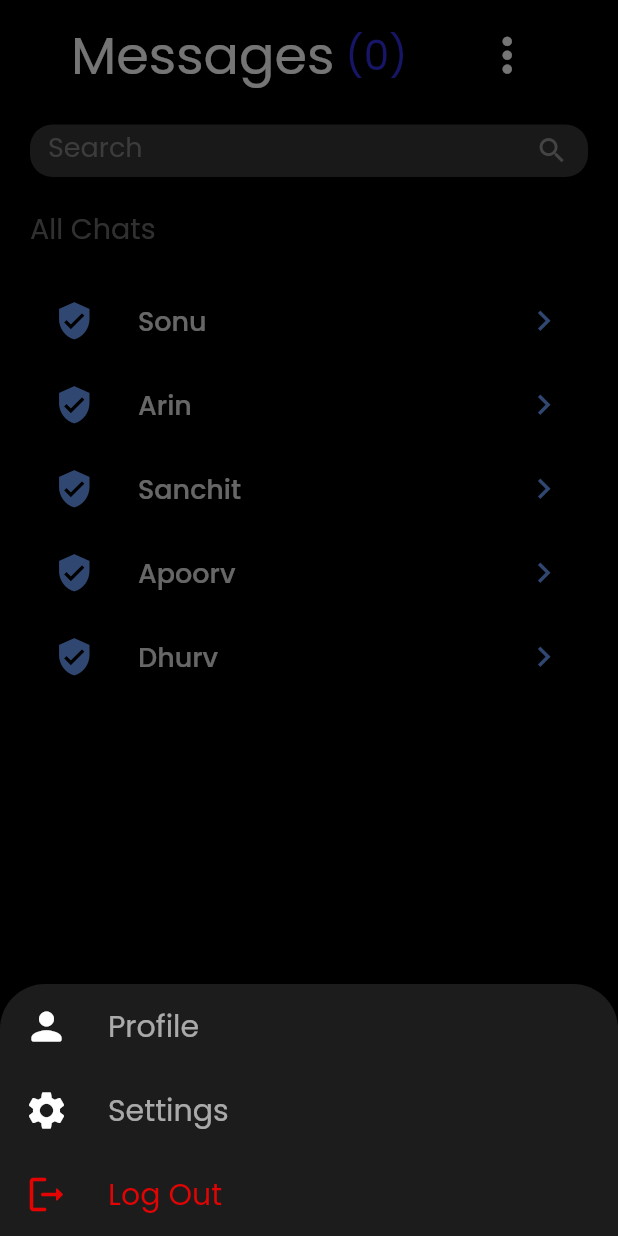
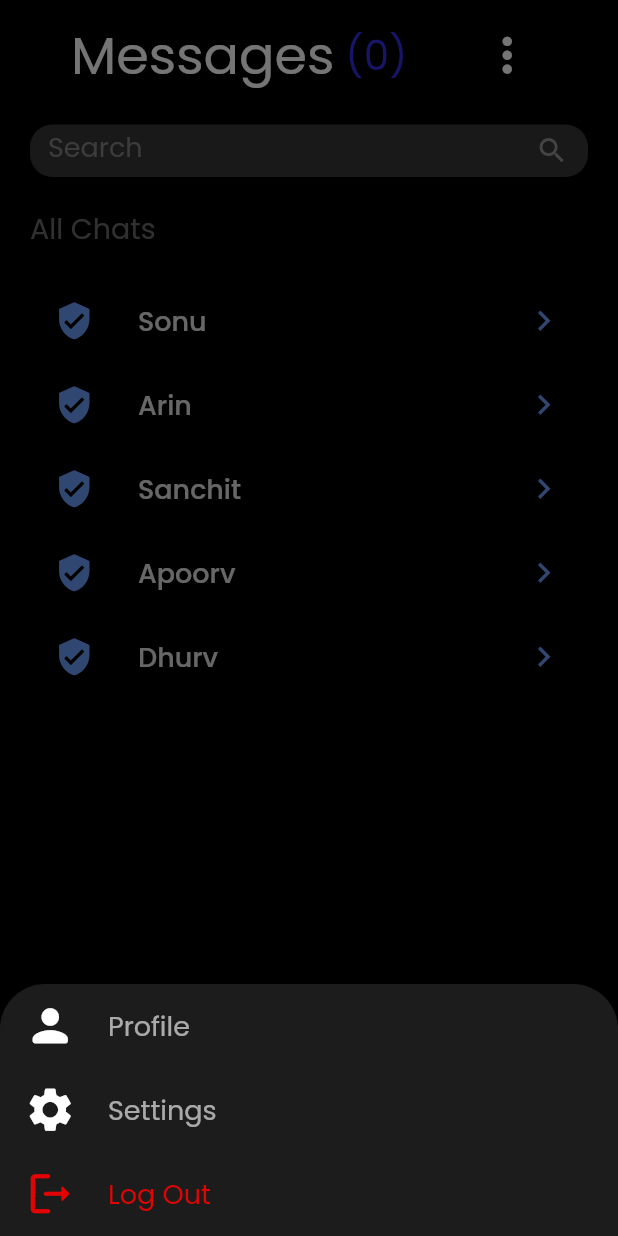
Before and after one commit to Huloiarnata/Unico-everyday-chatting-application, a Flutter app: the screen it shows once a user with an empty profile is signed in, after a tap on the "more vert" icon, on a phone screen of 412 x 824 dp. Run offline on Flutter 3.47's test engine with Material 2 defaults, Android fonts, the phone set to English and light mode, and no system bars; our stand-ins replace cloud_firestore, firebase_auth, firebase_core, google_sign_in; accounts and stored records are empty.

Commit message:
Backing up

```diff
--- a/lib/main.dart
+++ b/lib/main.dart
@@ -30,7 +30,7 @@ class _UnicoState extends State<Unico> {
     //double width = MediaQuery.of(context).size.width;
     return MaterialApp(
       routes: <String, WidgetBuilder>{
-        '/mobile_login': (BuildContext context) => const Mobile_Login(),
+        '/mobile_reg': (BuildContext context) => const Mobile_Login(),
         '/otp': (BuildContext context) => const Otp(),
         '/myscreen': (BuildContext context) => const Myinbox(),
       },
@@ -43,7 +43,8 @@ class _UnicoState extends State<Unico> {
           child: StreamBuilder(
               stream: FirebaseAuth.instance.authStateChanges(),
               builder: (context, snapshot) {
-                Provider.of<GoogleSignInProvider>(context, listen: false);
+                final provider =
+                    Provider.of<GoogleSignInProvider>(context, listen: false);
 
                 if (snapshot.connectionState == ConnectionState.waiting) {
                   return const Center(
--- a/lib/screens/mobile_login.dart
+++ b/lib/screens/mobile_login.dart
@@ -14,7 +14,8 @@ class _Mobile_LoginState extends State<Mobile_Login> {
   Widget build(BuildContext context) {
     return MaterialApp(
       debugShowCheckedModeBanner: false,
-      theme: ThemeData(scaffoldBackgroundColor: const Color(0xFF1D1C1C)),
+      theme: ThemeData(
+          scaffoldBackgroundColor: const Color.fromARGB(255, 0, 0, 0)),
       home: Scaffold(
         body: Stack(
           children: [
--- a/lib/screens/myscreen.dart
+++ b/lib/screens/myscreen.dart
@@ -62,7 +62,8 @@ class _MyinboxState extends State<Myinbox> {
                   const SizedBox(
                     width: 40,
                   ),
-                  IconButton(
+                  Builder(builder: (context) {
+                    return IconButton(
                         onPressed: () {
                           showModalBottomSheet(
                               backgroundColor:
@@ -72,14 +73,14 @@ class _MyinboxState extends State<Myinbox> {
                                       topLeft: Radius.circular(30),
                                       topRight: Radius.circular(30))),
                               context: context,
-                            builder: (context) {
+                              builder: (BuildContext context) {
                                 return Column(
                                   mainAxisSize: MainAxisSize.min,
                                   children: [
                                     ListTile(
                                       leading: const Icon(
                                         Icons.person_rounded,
-                                      size: 30,
+                                        size: 35,
                                         color: Colors.white,
                                       ),
                                       title: const Text(
@@ -89,14 +90,14 @@ class _MyinboxState extends State<Myinbox> {
                                                 159, 255, 255, 255),
                                             fontWeight: FontWeight.w400,
                                             fontFamily: 'Poppins',
-                                          fontSize: 20),
+                                            fontSize: 18),
                                       ),
                                       onTap: () {},
                                     ),
                                     ListTile(
                                       leading: const Icon(
                                         Icons.settings,
-                                      size: 30,
+                                        size: 35,
                                         color: Colors.white,
                                       ),
                                       title: const Text(
@@ -106,23 +107,24 @@ class _MyinboxState extends State<Myinbox> {
                                                 159, 255, 255, 255),
                                             fontWeight: FontWeight.w400,
                                             fontFamily: 'Poppins',
-                                          fontSize: 20),
+                                            fontSize: 18),
                                       ),
                                       onTap: () {},
                                     ),
                                     ListTile(
                                       leading: const Icon(
                                         Icons.logout_rounded,
-                                      size: 30,
+                                        size: 35,
                                         color: Color.fromARGB(225, 255, 0, 0),
                                       ),
                                       title: const Text(
                                         "Log Out",
                                         style: TextStyle(
-                                          color: Color.fromARGB(225, 255, 0, 0),
+                                            color:
+                                                Color.fromARGB(225, 255, 0, 0),
                                             fontWeight: FontWeight.w400,
                                             fontFamily: 'Poppins',
-                                          fontSize: 20),
+                                            fontSize: 18),
                                       ),
                                       onTap: () {
                                         final provider =
@@ -140,7 +142,8 @@ class _MyinboxState extends State<Myinbox> {
                         icon: const Icon(
                           Icons.more_vert,
                           color: Colors.white,
-                      ))
+                        ));
+                  })
                 ],
               ),
             ),
@@ -177,7 +180,7 @@ class _MyinboxState extends State<Myinbox> {
                 "All Chats",
                 style: TextStyle(
                     color: Color.fromARGB(159, 170, 169, 169),
-                    fontWeight: FontWeight.w300,
+                    fontWeight: FontWeight.w400,
                     fontFamily: 'Poppins',
                     fontSize: 19),
               ),
@@ -203,7 +206,11 @@ class _MyinboxState extends State<Myinbox> {
                               : name.length,
                           itemBuilder: (context, index) {
                             return ListTile(
-                              onTap: () {},
+                              onTap: () {
+                                if (phoneData == null) {
+                                  Navigator.pushNamed(context, '/otp');
+                                }
+                              },
                               leading: Icon(
                                 (phoneData == null)
                                     ? leadingicons[index]
--- a/lib/services/backend.dart
+++ b/lib/services/backend.dart
@@ -18,7 +18,7 @@ class Database {
         .then((value) => print("User Added"))
         .catchError((error) => print("Failed to add user: $error"));
     await FirebaseFirestore.instance
-        .collection("All Chats")
+        .collection("All Users")
         .doc(_user?.email)
         .collection("All Contacts")
         .add({"name": "yolo"});
```
Lines whose indentation alone changed are shown as unchanged.
